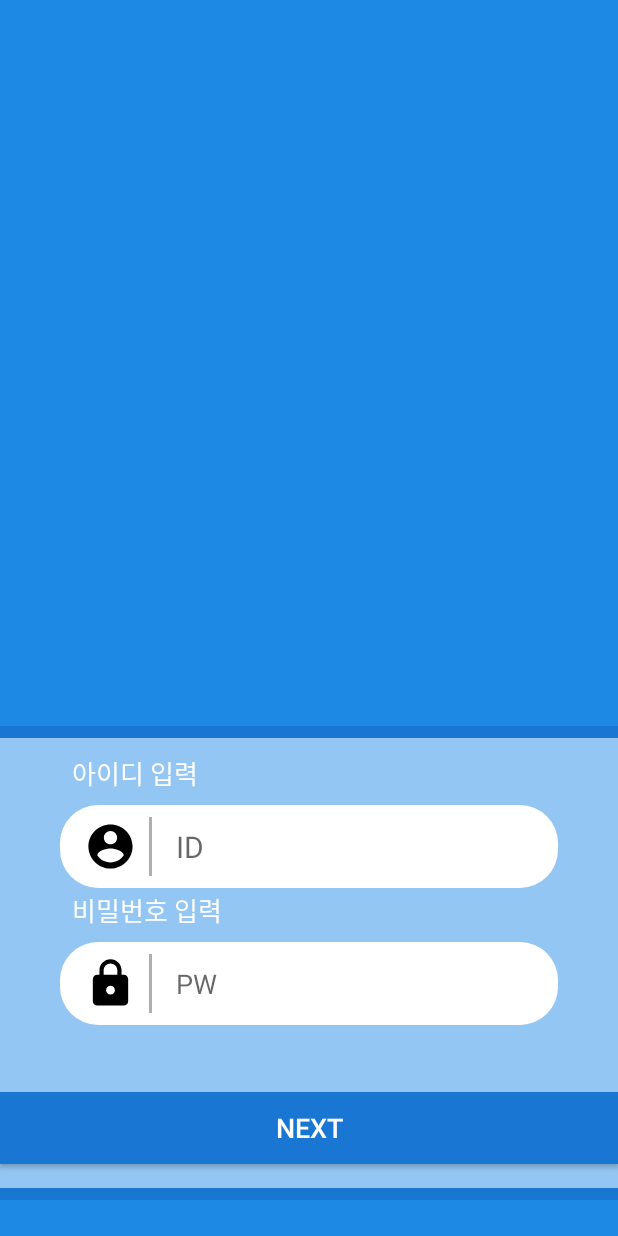
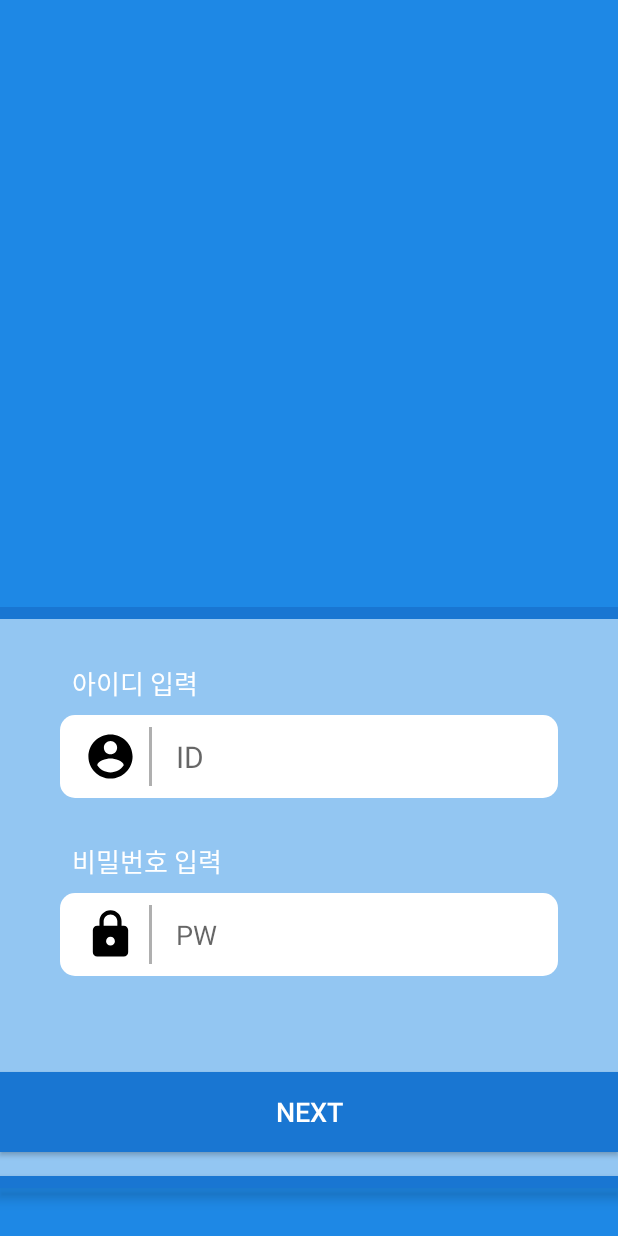
Before and after one commit to dgsw-petition/Android, an Android app: the Sign screen opened directly, with no data from a screen before it, on a phone screen of 412 x 824 dp. Run offline under Robolectric (Android 15) with nearby library versions, the phone set to English and light mode, and no system bars.

Commit message:
DimensionRatio 추가
Add

```diff
--- a/app/build.gradle
+++ b/app/build.gradle
@@ -1,7 +1,7 @@
 apply plugin: 'com.android.application'
 
 android {
-    compileSdkVersion 27
+    compileSdkVersion 26
     defaultConfig {
         applicationId "dgsw.dgsw_root"
         minSdkVersion 22
@@ -19,7 +19,7 @@ android {
 }
 
 dependencies {
-    implementation fileTree(dir: 'libs', include: ['*.jar'])
+    implementation fileTree(include: ['*.jar'], dir: 'libs')
     implementation 'com.android.support:appcompat-v7:27.1.1'
     implementation 'com.android.support.constraint:constraint-layout:1.1.0'
     testImplementation 'junit:junit:4.12'
--- a/app/src/main/AndroidManifest.xml
+++ b/app/src/main/AndroidManifest.xml
@@ -17,6 +17,7 @@
             </intent-filter>
         </activity>
         <activity android:name=".Sign" />
+        <activity android:name=".Sign2"></activity>
     </application>
 
 </manifest>
--- a/app/src/main/res/drawable/radius.xml
+++ b/app/src/main/res/drawable/radius.xml
@@ -1,5 +1,5 @@
 <?xml version="1.0" encoding="utf-8"?>
 <shape xmlns:android="http://schemas.android.com/apk/res/android">
     <solid android:color="#ffffff"/>
-    <corners android:radius="25dp"/>
+    <corners android:radius="10dp"/>
 </shape>
--- a/app/src/main/res/layout/activity_sign.xml
+++ b/app/src/main/res/layout/activity_sign.xml
@@ -5,15 +5,18 @@
     android:layout_width="match_parent"
     android:layout_height="match_parent"
     tools:context=".Sign"
-    android:background="@color/colorPrimary">
+    android:background="@color/colorPrimary"
+    >
 
     <LinearLayout
         android:id="@+id/linearLayout2"
         android:layout_width="0dp"
-        android:layout_height="8dp"
-        android:layout_marginBottom="24dp"
+        android:layout_height="0dp"
+        android:layout_marginBottom="32dp"
         android:background="@color/colorPrimaryDark"
         android:orientation="vertical"
+        android:elevation="5dp"
+        app:layout_constraintDimensionRatio="50:1"
         app:layout_constraintBottom_toBottomOf="parent"
         app:layout_constraintEnd_toEndOf="parent"
         app:layout_constraintStart_toStartOf="parent"></LinearLayout>
@@ -21,22 +24,26 @@
     <android.support.constraint.ConstraintLayout
         android:id="@+id/constraintLayout2"
         android:layout_width="0dp"
-        android:layout_height="300dp"
+        android:layout_height="0dp"
         android:background="#85ffffff"
+        app:layout_constraintDimensionRatio="1:0.9"
         app:layout_constraintBottom_toTopOf="@+id/linearLayout2"
         app:layout_constraintEnd_toEndOf="parent"
         app:layout_constraintHorizontal_bias="0.0"
-        app:layout_constraintStart_toStartOf="parent">
+        app:layout_constraintStart_toStartOf="parent"
+        app:layout_constraintVertical_weight="1">
 
         <Button
             android:id="@+id/button"
             android:layout_width="0dp"
-            android:layout_height="wrap_content"
+            android:layout_height="0dp"
             android:layout_marginBottom="16dp"
             android:background="@color/colorPrimaryDark"
             android:text="Next"
+            android:elevation="5dp"
             android:textColor="#ffffff"
             android:textSize="18sp"
+            app:layout_constraintDimensionRatio="10:1.3"
             app:layout_constraintBottom_toBottomOf="parent"
             app:layout_constraintEnd_toEndOf="parent"
             app:layout_constraintStart_toStartOf="parent" />
@@ -44,12 +51,12 @@
         <android.support.constraint.ConstraintLayout
             android:id="@+id/constraintLayout4"
             android:layout_width="0dp"
-            android:layout_height="55dp"
+            android:layout_height="0dp"
             android:layout_marginEnd="40dp"
             android:layout_marginStart="40dp"
-            android:layout_marginTop="8dp"
             android:background="@drawable/radius"
             app:layout_constraintBottom_toTopOf="@+id/constraintLayout5"
+            app:layout_constraintDimensionRatio="6:1"
             app:layout_constraintEnd_toEndOf="parent"
             app:layout_constraintHorizontal_bias="0.5"
             app:layout_constraintStart_toStartOf="parent"
@@ -88,11 +95,11 @@
                 android:layout_marginEnd="16dp"
                 android:layout_marginStart="16dp"
                 android:layout_marginTop="3dp"
+                android:background="#ffffff"
                 android:ems="10"
                 android:hint="ID"
-                android:background="#ffffff"
+                android:inputType="textPersonName"
                 android:textSize="20sp"
-                android:inputType="textPersonName"
                 app:layout_constraintBottom_toBottomOf="parent"
                 app:layout_constraintEnd_toEndOf="parent"
                 app:layout_constraintStart_toEndOf="@+id/linearLayout5"
@@ -102,12 +109,12 @@
         <android.support.constraint.ConstraintLayout
             android:id="@+id/constraintLayout5"
             android:layout_width="0dp"
-            android:layout_height="55dp"
-            android:layout_marginBottom="8dp"
+            android:layout_height="0dp"
             android:layout_marginEnd="40dp"
             android:layout_marginStart="40dp"
             android:background="@drawable/radius"
             app:layout_constraintBottom_toTopOf="@+id/button"
+            app:layout_constraintDimensionRatio="6:1"
             app:layout_constraintEnd_toEndOf="parent"
             app:layout_constraintHorizontal_bias="0.5"
             app:layout_constraintStart_toStartOf="parent"
@@ -146,9 +153,10 @@
                 android:layout_marginEnd="16dp"
                 android:layout_marginStart="16dp"
                 android:layout_marginTop="3dp"
+                android:background="#ffffff"
                 android:ems="10"
-                android:background="#ffffff"
                 android:hint="PW"
+
                 android:inputType="textPassword"
                 app:layout_constraintBottom_toBottomOf="parent"
                 app:layout_constraintEnd_toEndOf="parent"
@@ -182,11 +190,12 @@
     </android.support.constraint.ConstraintLayout>
 
     <LinearLayout
-        android:id="@+id/sign_ssadfg_sadfg_"
+        android:id="@+id/sign_top_base"
         android:layout_width="0dp"
-        android:layout_height="8dp"
+        android:layout_height="0dp"
         android:background="@color/colorPrimaryDark"
         android:orientation="vertical"
+        app:layout_constraintDimensionRatio="50:1"
         app:layout_constraintBottom_toTopOf="@+id/constraintLayout2"
         app:layout_constraintEnd_toEndOf="parent"
         app:layout_constraintStart_toStartOf="parent"></LinearLayout>
```
Also changed, not shown: app/src/main/res/layout/activity_login.xml (+13 -9 lines).
